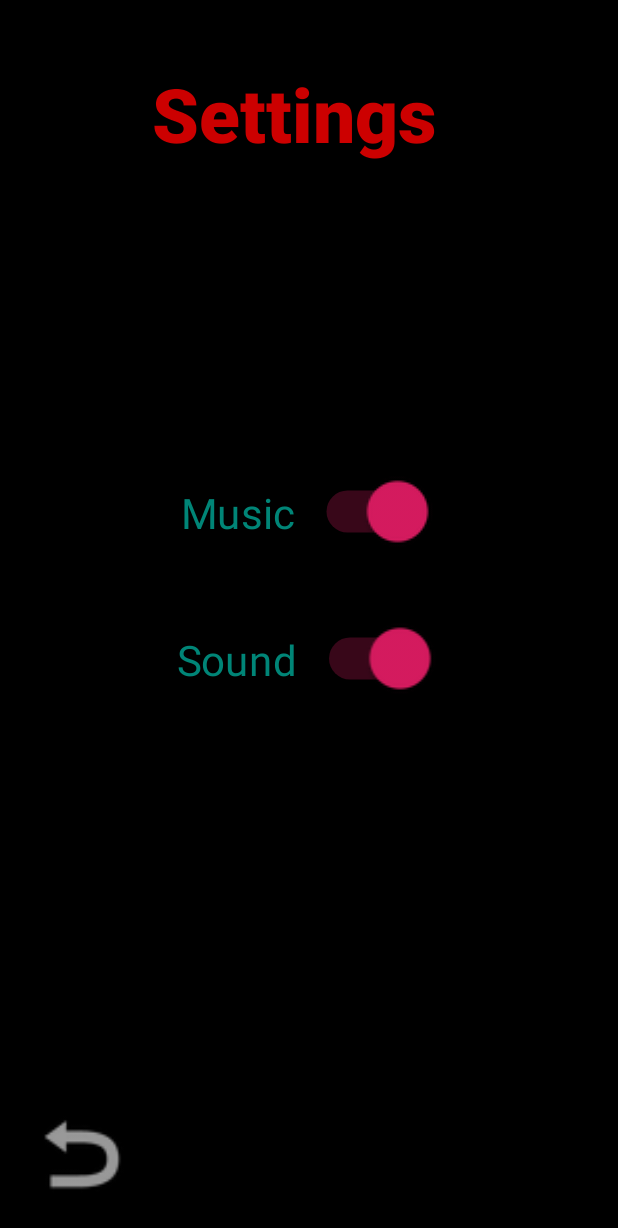
After one commit to JannisGz/Frust, an Android app: the SettingsActivity screen opened directly, with no data from a screen before it, on a phone screen of 412 x 824 dp. The commit adds this screen. Shown: the top 1228 px of the screen. Run offline under Robolectric (Android 15) with nearby library versions, the phone set to English and light mode, and no system bars.

Commit message:
Implement SettingsActivity, a screen that enables sound and music toggeling

```diff
--- a/app/src/main/AndroidManifest.xml
+++ b/app/src/main/AndroidManifest.xml
@@ -19,6 +19,7 @@
             </intent-filter>
         </activity>
         <activity android:name=".GameActivity"></activity>
+        <activity android:name=".SettingsActivity" />
     </application>
 
 </manifest>
--- a/app/src/main/java/com/example/frust/MainActivity.java
+++ b/app/src/main/java/com/example/frust/MainActivity.java
@@ -42,7 +42,7 @@ public class MainActivity extends AppCompatActivity {
         settingBtn.setOnClickListener(new View.OnClickListener() {
             @Override
             public void onClick(View view) {
-                startActivity(new Intent(view.getContext(), GameActivity.class));
+                startActivity(new Intent(view.getContext(), SettingsActivity.class));
             }
         });
 
--- /dev/null
+++ b/app/src/main/java/com/example/frust/SettingsActivity.java
@@ -0,0 +1,64 @@
+package com.example.frust;
+
+import android.content.Intent;
+import android.os.Bundle;
+import android.view.View;
+import android.view.Window;
+import android.view.WindowManager;
+import android.widget.Button;
+import android.widget.CompoundButton;
+import android.widget.Switch;
+
+import androidx.appcompat.app.AppCompatActivity;
+
+public class SettingsActivity extends AppCompatActivity {
+
+    private Button backBtn;
+    private Switch musicSwitch;
+    private Switch soundSwitch;
+
+    private SettingsManager settingsManager;
+
+    @Override
+    protected void onCreate(Bundle savedInstanceState) {
+        super.onCreate(savedInstanceState);
+        requestWindowFeature(Window.FEATURE_NO_TITLE);
+        getWindow().setFlags(WindowManager.LayoutParams.FLAG_FULLSCREEN,
+                WindowManager.LayoutParams.FLAG_FULLSCREEN);
+        setContentView(R.layout.activity_settings);
+        getSupportActionBar().hide();
+
+        backBtn = findViewById(R.id.mainBTN);
+        backBtn.setOnClickListener(new View.OnClickListener() {
+            @Override
+            public void onClick(View view) {
+                startActivity(new Intent(view.getContext(), MainActivity.class));
+            }
+        });
+
+        musicSwitch = findViewById(R.id.musicSwitch);
+        soundSwitch = findViewById(R.id.soundSwitch);
+        settingsManager = SettingsManager.getInstance(this);
+
+        musicSwitch.setChecked(settingsManager.musicIsOn());
+        soundSwitch.setChecked(settingsManager.soundIsOn());
+
+        musicSwitch.setOnCheckedChangeListener(new CompoundButton.OnCheckedChangeListener() {
+            public void onCheckedChanged(CompoundButton buttonView, boolean isChecked) {
+                settingsManager.setMusicSetting(isChecked);
+            }
+        });
+
+        soundSwitch.setOnCheckedChangeListener(new CompoundButton.OnCheckedChangeListener() {
+            public void onCheckedChanged(CompoundButton buttonView, boolean isChecked) {
+                settingsManager.setSoundSetting(isChecked);
+            }
+        });
+    }
+
+    @Override
+    public void onBackPressed(){
+        startActivity(new Intent(this, MainActivity.class));
+    }
+
+}
--- /dev/null
+++ b/app/src/main/res/layout/activity_settings.xml
@@ -0,0 +1,97 @@
+<?xml version="1.0" encoding="utf-8"?>
+<androidx.constraintlayout.widget.ConstraintLayout xmlns:android="http://schemas.android.com/apk/res/android"
+    xmlns:app="http://schemas.android.com/apk/res-auto"
+    xmlns:tools="http://schemas.android.com/tools"
+    android:layout_width="match_parent"
+    android:layout_height="match_parent"
+    android:background="@android:color/background_dark"
+    android:hapticFeedbackEnabled="false"
+    tools:context=".SettingsActivity">
+
+    <TextView
+        android:id="@+id/headerTXT"
+        android:layout_width="wrap_content"
+        android:layout_height="wrap_content"
+        android:layout_marginStart="8dp"
+        android:layout_marginLeft="8dp"
+        android:layout_marginEnd="8dp"
+        android:layout_marginRight="8dp"
+        android:layout_marginBottom="8dp"
+        android:text="Settings"
+        android:textColor="@android:color/holo_red_dark"
+        android:textSize="50sp"
+        android:textStyle="bold"
+        app:fontFamily="sans-serif-black"
+        app:layout_constraintBottom_toBottomOf="parent"
+        app:layout_constraintEnd_toEndOf="parent"
+        app:layout_constraintHorizontal_bias="0.452"
+        app:layout_constraintStart_toStartOf="parent"
+        app:layout_constraintTop_toTopOf="parent"
+        app:layout_constraintVertical_bias="0.056" />
+
+    <Button
+        android:id="@+id/mainBTN"
+        android:layout_width="75sp"
+        android:layout_height="75sp"
+        android:layout_marginStart="8dp"
+        android:layout_marginLeft="8dp"
+        android:layout_marginTop="8dp"
+        android:layout_marginEnd="8dp"
+        android:layout_marginRight="8dp"
+        android:layout_marginBottom="8dp"
+        android:background="@android:drawable/ic_menu_revert"
+        app:layout_constraintBottom_toBottomOf="parent"
+        app:layout_constraintEnd_toEndOf="parent"
+        app:layout_constraintHorizontal_bias="0.025"
+        app:layout_constraintStart_toStartOf="parent"
+        app:layout_constraintTop_toTopOf="parent"
+        app:layout_constraintVertical_bias="0.987" />
+
+    <Switch
+        android:id="@+id/soundSwitch"
+        android:layout_width="wrap_content"
+        android:layout_height="wrap_content"
+        android:layout_marginStart="8dp"
+        android:layout_marginLeft="8dp"
+        android:layout_marginTop="8dp"
+        android:layout_marginEnd="8dp"
+        android:layout_marginRight="8dp"
+        android:layout_marginBottom="8dp"
+        android:background="#00FFFFFF"
+        android:scaleX="2"
+        android:scaleY="2"
+        android:switchTextAppearance="@style/TextAppearance.AppCompat.Display1"
+        android:text="Sound"
+        android:textColor="@color/colorPrimary"
+        android:textOff="Sound off"
+        android:textScaleX="1"
+        app:layout_constraintBottom_toBottomOf="parent"
+        app:layout_constraintEnd_toEndOf="parent"
+        app:layout_constraintStart_toStartOf="parent"
+        app:layout_constraintTop_toBottomOf="@+id/musicSwitch"
+        app:layout_constraintVertical_bias="0.147"
+        tools:checked="true" />
+
+    <Switch
+        android:id="@+id/musicSwitch"
+        android:layout_width="wrap_content"
+        android:layout_height="wrap_content"
+        android:layout_marginStart="8dp"
+        android:layout_marginLeft="8dp"
+        android:layout_marginEnd="8dp"
+        android:layout_marginRight="8dp"
+        android:layout_marginBottom="8dp"
+        android:background="#00F0F0F0"
+        android:scaleX="2"
+        android:scaleY="2"
+        android:text="Music"
+        android:textColor="@color/colorPrimary"
+        android:textScaleX="1"
+        app:layout_constraintBottom_toBottomOf="parent"
+        app:layout_constraintEnd_toEndOf="parent"
+        app:layout_constraintStart_toStartOf="parent"
+        app:layout_constraintTop_toTopOf="parent"
+        app:layout_constraintVertical_bias="0.415"
+        tools:checked="true" />
+
+</androidx.constraintlayout.widget.ConstraintLayout>
```
